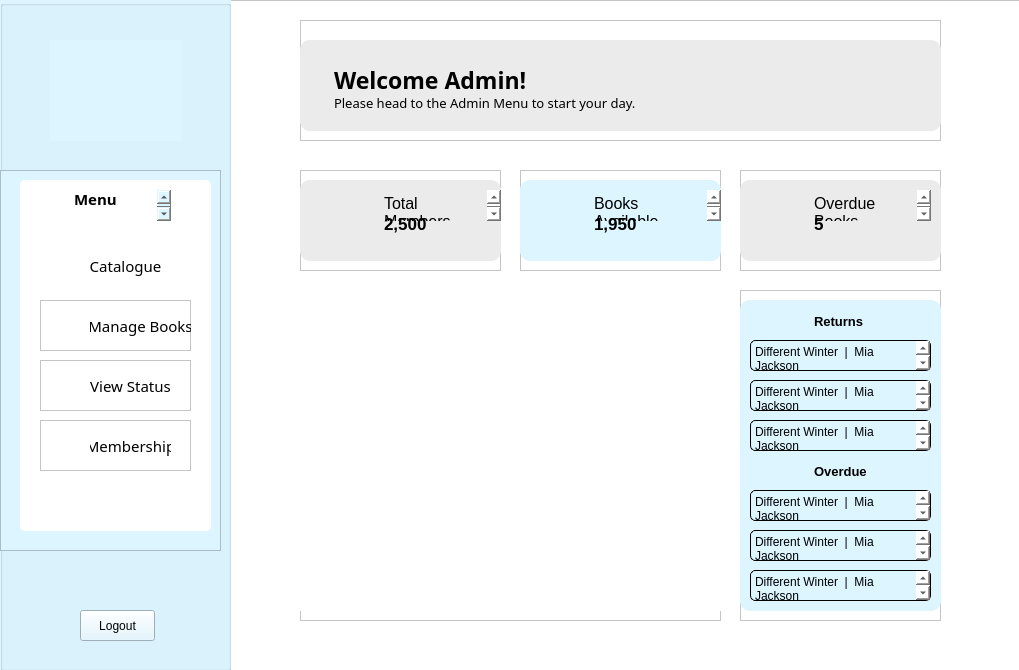
Before: the Qt Designer form LIS/adminhome.ui in TenacioussD/library_information_system, drawn with Qt 5.
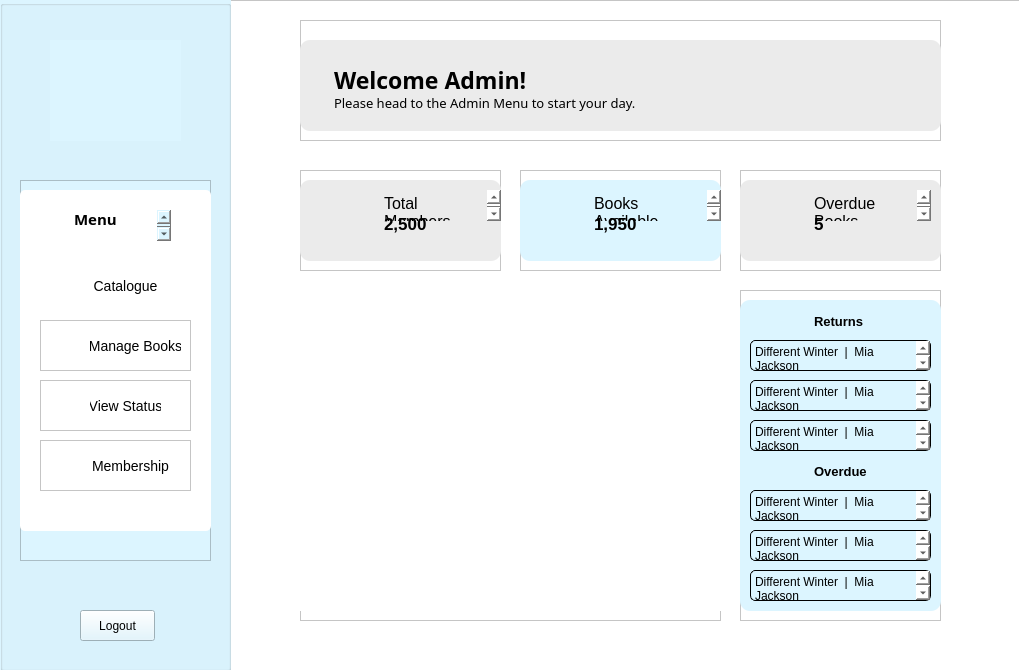
After: the same form once the commit is applied. Icons and pictures are not drawn.

Patch:
```diff
--- a/LIS/adminhome.ui
+++ b/LIS/adminhome.ui
@@ -85,9 +85,9 @@
      <widget class="QFrame" name="menu">
       <property name="geometry">
        <rect>
-        <x>0</x>
-        <y>170</y>
-        <width>221</width>
+        <x>20</x>
+        <y>180</y>
+        <width>191</width>
         <height>381</height>
        </rect>
       </property>
@@ -100,10 +100,10 @@
       <widget class="QListWidget" name="listWidget_2">
        <property name="geometry">
         <rect>
-         <x>20</x>
+         <x>0</x>
          <y>10</y>
          <width>191</width>
-         <height>351</height>
+         <height>341</height>
         </rect>
        </property>
        <property name="styleSheet">
@@ -117,8 +117,8 @@
       <widget class="QPlainTextEdit" name="plainTextEdit_6">
        <property name="geometry">
         <rect>
-         <x>70</x>
-         <y>20</y>
+         <x>50</x>
+         <y>30</y>
          <width>101</width>
          <height>31</height>
         </rect>
@@ -146,8 +146,8 @@
       <widget class="QFrame" name="catalogue_1">
        <property name="geometry">
         <rect>
-         <x>40</x>
-         <y>70</y>
+         <x>20</x>
+         <y>80</y>
          <width>151</width>
          <height>51</height>
         </rect>
@@ -192,9 +192,8 @@
         </property>
         <property name="styleSheet">
          <string notr="true">QPushButton {
-font-family: Baloo 2;
 background: transparent;
-font-size: 15px;
+font-size: 14px;
 border: none;
 }
 
@@ -213,8 +212,8 @@
       <widget class="QFrame" name="manageBooks_1">
        <property name="geometry">
         <rect>
-         <x>40</x>
-         <y>130</y>
+         <x>20</x>
+         <y>140</y>
          <width>151</width>
          <height>51</height>
         </rect>
@@ -252,15 +251,14 @@
          <rect>
           <x>50</x>
           <y>10</y>
-          <width>101</width>
+          <width>91</width>
           <height>31</height>
          </rect>
         </property>
         <property name="styleSheet">
          <string notr="true">QPushButton {
-font-family: Baloo 2;
 background: transparent;
-font-size: 15px;
+font-size: 14px;
 border: none;
 }
 
@@ -276,8 +274,8 @@
       <widget class="QFrame" name="status_1">
        <property name="geometry">
         <rect>
-         <x>40</x>
-         <y>190</y>
+         <x>20</x>
+         <y>200</y>
          <width>151</width>
          <height>51</height>
         </rect>
@@ -315,15 +313,14 @@
          <rect>
           <x>50</x>
           <y>10</y>
-          <width>81</width>
+          <width>71</width>
           <height>31</height>
          </rect>
         </property>
         <property name="styleSheet">
          <string notr="true">QPushButton {
-font-family: Baloo 2;
 background: transparent;
-font-size: 15px;
+font-size: 14px;
 border: none;
 }
 
@@ -339,8 +336,8 @@
       <widget class="QFrame" name="membership_1">
        <property name="geometry">
         <rect>
-         <x>40</x>
-         <y>250</y>
+         <x>20</x>
+         <y>260</y>
          <width>151</width>
          <height>51</height>
         </rect>
@@ -384,9 +381,8 @@
         </property>
         <property name="styleSheet">
          <string notr="true">QPushButton {
-font-family: Baloo 2;
 background: transparent;
-font-size: 15px;
+font-size: 14px;
 border: none;
 }
 
```
Left out of the diff: 4 changed lines with no effect on the pictures.
